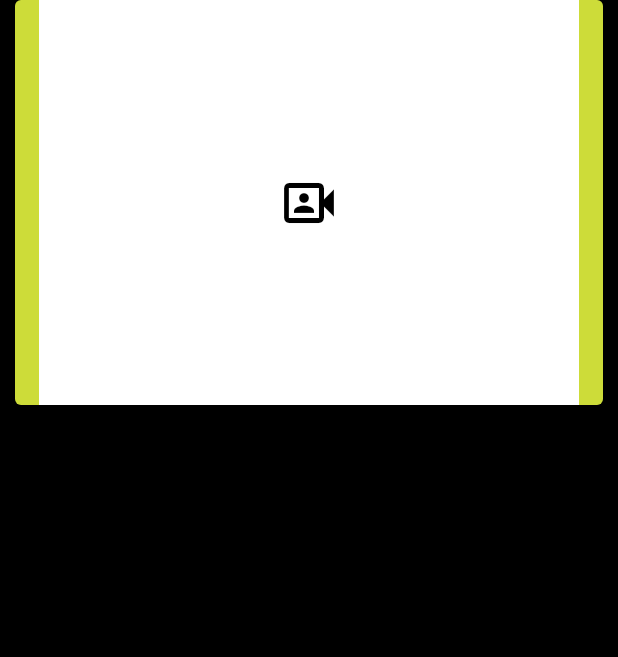
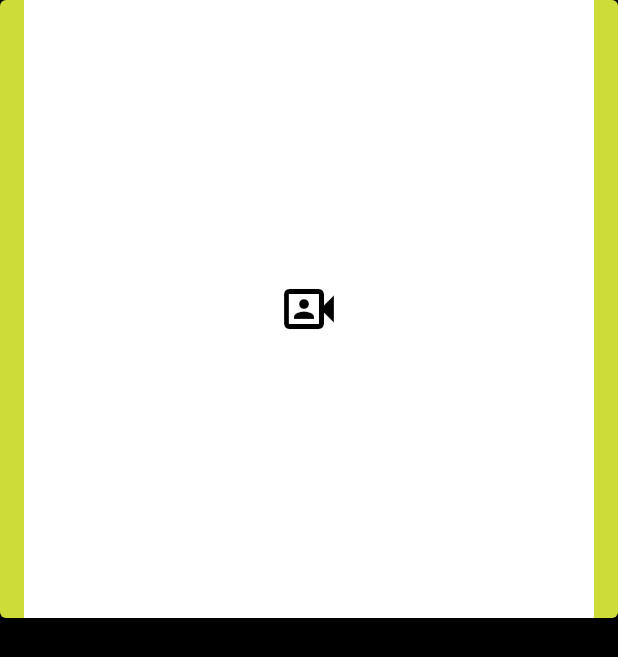
Before and after one commit to aryamanshrivastava/Flutter-Tensorflow-Object-Detection, a Flutter app: the screen it shows after launch, on a phone screen of 412 x 824 dp. Shown: the top 657 px of the screen. Run offline on Flutter 3.47's test engine with Material 2 defaults, Android fonts, the phone set to English and light mode, and no system bars; our stand-ins replace camera; missing offline and left inert: tflite.

Commit message:
Resolve Errors

```diff
--- a/lib/home.dart
+++ b/lib/home.dart
@@ -50,7 +50,7 @@ class _HomePageState extends State<HomePage> {
       imageMean: 127.5,
       imageStd: 127.5,
       rotation: 90,
-      numResults: 2,
+      numResults: 1,
       threshold: 0.1,
       asynch: true,
     );
@@ -85,6 +85,8 @@ class _HomePageState extends State<HomePage> {
           ElevatedButton(
             onPressed: initCamera,
             child: Container(
+              height: MediaQuery.of(context).size.height * 0.5,
+              width: MediaQuery.of(context).size.width,
               color: Colors.white,
               child: imageCamera != null
                   ? AspectRatio(
@@ -92,8 +94,8 @@ class _HomePageState extends State<HomePage> {
                       child: CameraPreview(cameraController),
                     )
                   : SizedBox(
-                      height: 270,
-                      width: 360,
+                      height: MediaQuery.of(context).size.height * 0.6,
+                      width: MediaQuery.of(context).size.width,
                       child: Icon(
                         Icons.photo_camera_front,
                         color: Colors.black,
@@ -102,18 +104,16 @@ class _HomePageState extends State<HomePage> {
                     ),
             ),
           ),
-          Expanded(
-            child: Center(
-              child: SingleChildScrollView(
+          SizedBox(
+            height: MediaQuery.of(context).size.height * 0.2,
+          ),
+          Center(
             child: Text(
               result,
               textAlign: TextAlign.center,
               style: TextStyle(
-                    backgroundColor: Colors.black87,
                 fontSize: 30,
                 color: Colors.white,
-                  ),
-                ),
               ),
             ),
           ),
```
Lines whose indentation alone changed are shown as unchanged.
